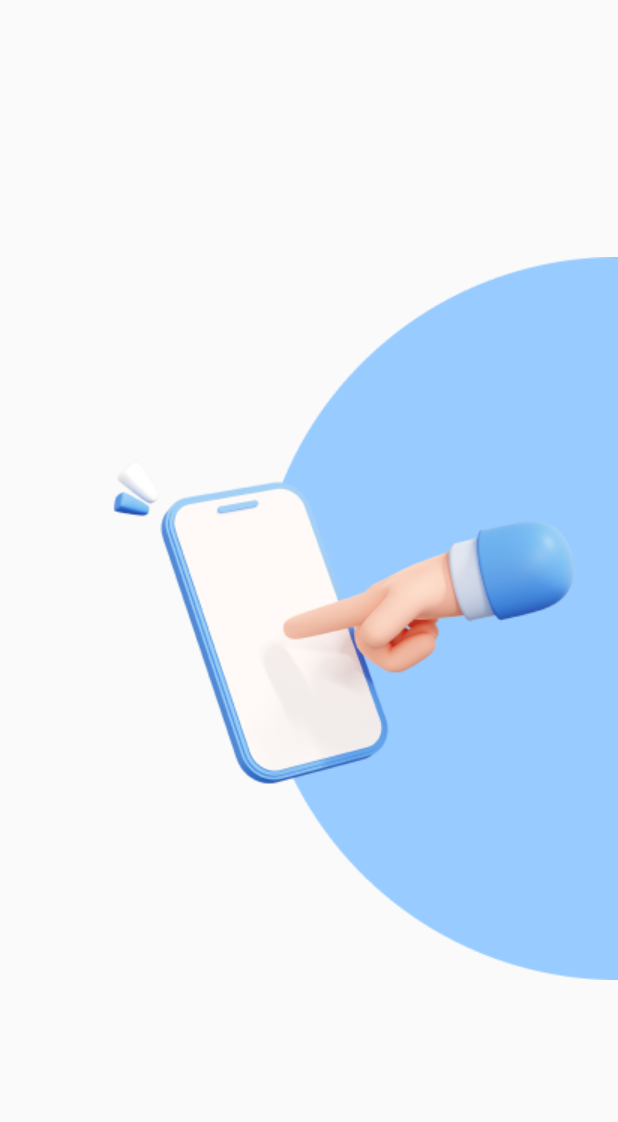
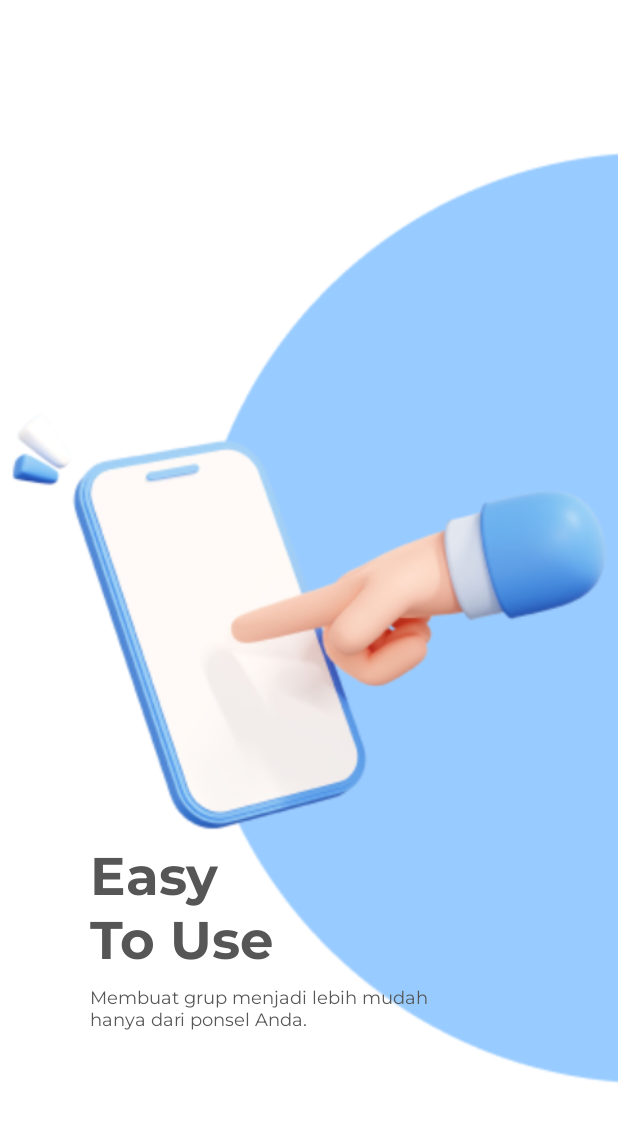
Before and after one commit to ukiprastowo17/ProjectGroupMakerBinar, an Android app: the layout fragment_slider_one.xml on its own in the app's theme, with its tools: preview values and no code run, on a phone screen of 412 x 824 dp. Shown: the top 1122 px of the screen. Run offline under Robolectric (Android 15) with nearby library versions, the phone set to English and light mode, and no system bars.

Commit message:
Finished Layout for Landing Page

```diff
--- /dev/null
+++ b/app/src/main/res/drawable/ic_ellipse.xml
@@ -0,0 +1,19 @@
+<?xml version="1.0" encoding="utf-8"?>
+<vector xmlns:android="http://schemas.android.com/apk/res/android"
+    xmlns:aapt="http://schemas.android.com/aapt"
+    android:width="482dp"
+    android:height="482dp"
+    android:viewportWidth="482"
+    android:viewportHeight="482">
+
+    <group>
+
+        <clip-path android:pathData="M482 241C482 374.101 374.101 482 241 482C107.899 482 0 374.101 0 241C0 107.899 107.899 0 241 0C374.101 0 482 107.899 482 241Z" />
+
+        <path
+            android:fillColor="#98CBFF"
+            android:pathData="M0 0V482H482V0" />
+
+    </group>
+
+</vector>
--- a/app/src/main/res/layout/fragment_slider_one.xml
+++ b/app/src/main/res/layout/fragment_slider_one.xml
@@ -1,32 +1,48 @@
 <?xml version="1.0" encoding="utf-8"?>
 <androidx.constraintlayout.widget.ConstraintLayout xmlns:android="http://schemas.android.com/apk/res/android"
+    xmlns:app="http://schemas.android.com/apk/res-auto"
     xmlns:tools="http://schemas.android.com/tools"
     android:layout_width="match_parent"
     android:layout_height="match_parent"
-    xmlns:app="http://schemas.android.com/apk/res-auto"
     tools:context=".slider.SliderOneFragment">
 
     <ImageView
-        android:id="@+id/iv_ellipse_1"
+        android:layout_width="match_parent"
+        android:layout_height="match_parent"
+        android:scaleType="centerCrop"
+        android:src="@drawable/ic_landpage_1" />
+
+    <androidx.constraintlayout.widget.Guideline
+        android:id="@+id/gl_guideline"
         android:layout_width="wrap_content"
         android:layout_height="wrap_content"
-        android:src="@drawable/ic_ellipse_5"
-        app:layout_constraintEnd_toEndOf="parent"
-        app:layout_constraintTop_toTopOf="parent"
-        app:layout_constraintBottom_toBottomOf="parent"
-        />
+        android:orientation="horizontal"
+        app:layout_constraintGuide_percent="0.68" />
 
-    <ImageView
-        android:id="@+id/iv_landing_1"
+    <TextView
+        android:id="@+id/tv_title_landpage"
         android:layout_width="wrap_content"
         android:layout_height="wrap_content"
-        android:src="@drawable/ic_landing_1"
-        android:layout_marginEnd="22dp"
-        app:layout_constraintTop_toTopOf="@id/iv_ellipse_1"
-        app:layout_constraintEnd_toEndOf="parent"
-        app:layout_constraintBottom_toBottomOf="@id/iv_ellipse_1"
-        />
+        android:layout_marginStart="60dp"
+        android:fontFamily="@font/montserrat_bold"
+        android:text="@string/easy_to_use"
+        android:textColor="@color/gray"
+        android:textSize="35sp"
+        app:layout_constraintStart_toStartOf="parent"
+        app:layout_constraintTop_toTopOf="@id/gl_guideline" />
 
+    <TextView
+        android:id="@+id/tv_desc_landpage"
+        android:layout_width="wrap_content"
+        android:layout_height="wrap_content"
+        android:layout_marginStart="60dp"
+        android:layout_marginTop="8dp"
+        android:fontFamily="@font/montserrat"
+        android:textColor="@color/gray"
+        android:textSize="12sp"
+        app:layout_constraintStart_toStartOf="parent"
+        app:layout_constraintTop_toBottomOf="@id/tv_title_landpage"
+        tools:text="Membuat grup menjadi lebih mudah \nhanya dari ponsel Anda." />
 
 
 </androidx.constraintlayout.widget.ConstraintLayout>
--- a/app/src/main/res/values/strings.xml
+++ b/app/src/main/res/values/strings.xml
@@ -8,4 +8,6 @@
     <string name="october_27_2022">October 27, 2022</string>
     <string name="text_delete_1">You’re about to delete this history</string>
     <string name="text_desc_del">All your data grouping in this history will be permanently removed and you won’t be able to see them again.</string>
+    <string name="easy_to_use">Easy \nTo Use</string>
+    <string name="fast_best_solution"><![CDATA[Fast & \nBest Solution]]></string>
 </resources>
```
Also changed, not shown: app/src/main/res/drawable/ic_ellipse_5.png (deleted), app/src/main/res/drawable/ic_ellipse_6.png (deleted), app/src/main/res/drawable/ic_landpage_1.png (added), app/src/main/res/drawable/ic_landpage_2.png (added).
